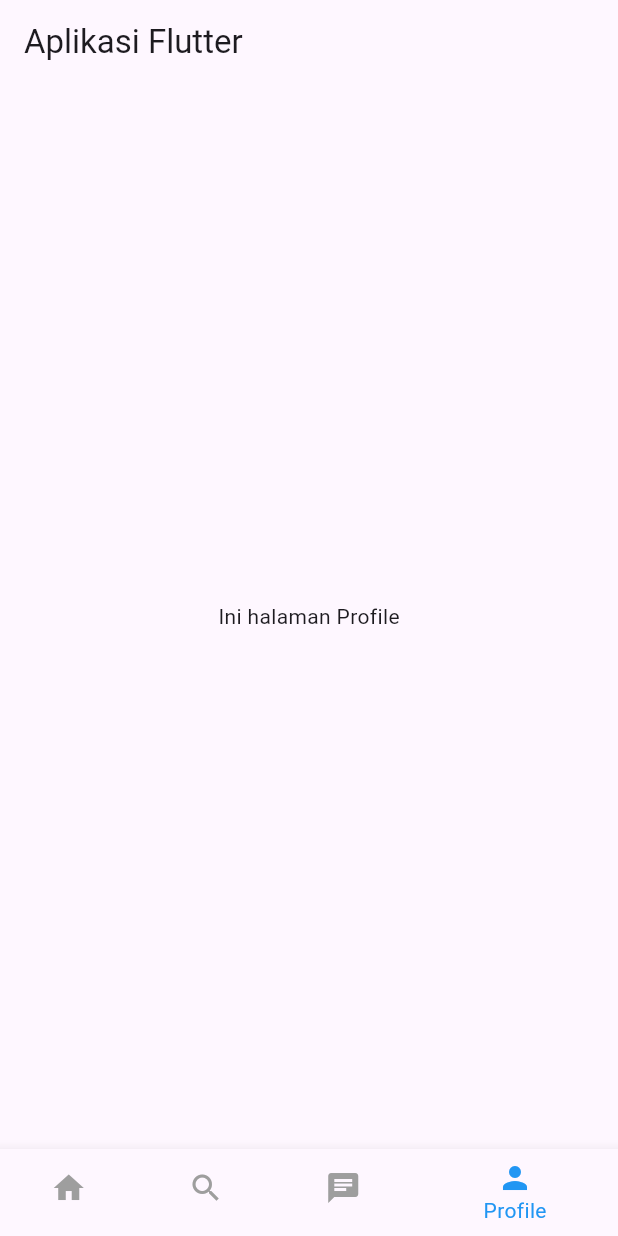
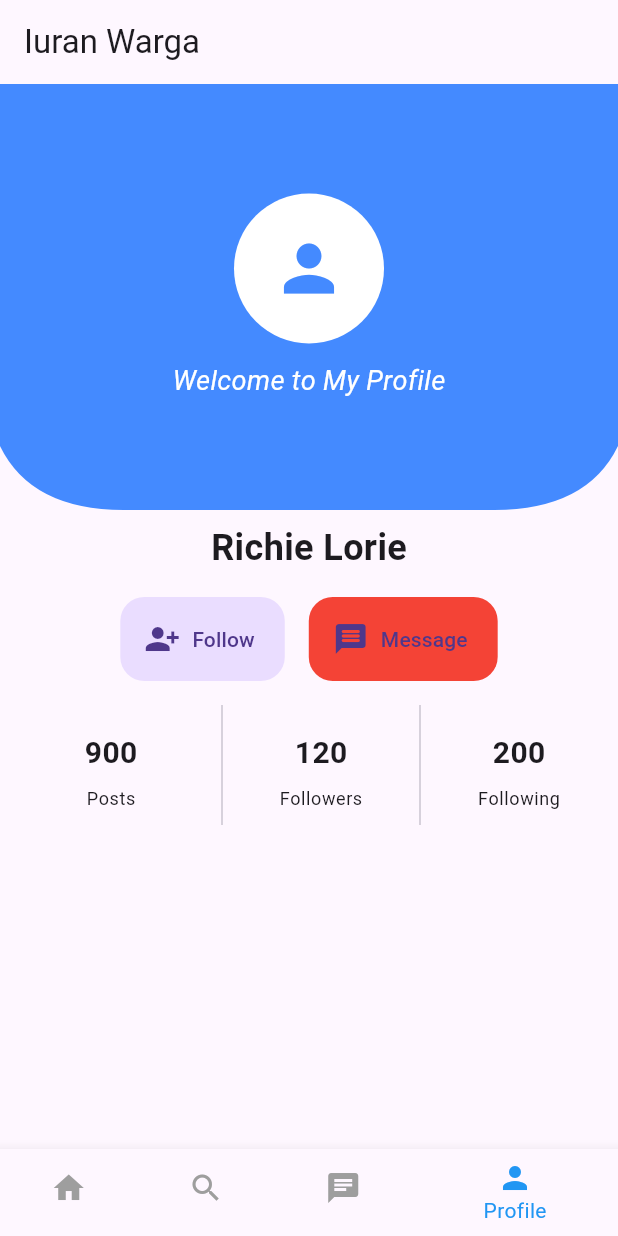
Before and after one commit to kristina99347/project_1, a Flutter app: the HomePage screen opened directly, item 4 of the bottom bar chosen, on a phone screen of 412 x 824 dp. Run offline on Flutter 3.47's test engine with Material 3 defaults, Android fonts, the phone set to English and light mode, and no system bars.

```diff
--- a/flutter_application_1/analysis_options.yaml
+++ /dev/null
@@ -1 +0,0 @@
-include: package:flutter_lints/flutter.yaml
--- a/flutter_application_1/lib/main.dart
+++ /dev/null
@@ -1,20 +0,0 @@
-import 'package:flutter/material.dart';
-
-void main() {
-  runApp(const MainApp());
-}
-
-class MainApp extends StatelessWidget {
-  const MainApp({super.key});
-
-  @override
-  Widget build(BuildContext context) {
-    return const MaterialApp(
-      home: Scaffold(
-        body: Center(
-          child: Text('Hello World!'),
-        ),
-      ),
-    );
-  }
-}
--- a/lib/screens/home.dart
+++ b/lib/screens/home.dart
@@ -1,4 +1,6 @@
 import 'package:flutter/material.dart';
+import 'package:project_1/screens/profile.dart';
+// pastikan kamu punya file ini
 
 class HomePage extends StatefulWidget {
   const HomePage({super.key});
@@ -10,13 +12,15 @@ class HomePage extends StatefulWidget {
 class _HomePageState extends State<HomePage> {
   int _selectedIndex = 0;
 
+  // Daftar halaman yang akan ditampilkan saat navigasi dipilih
   final List<Widget> _pages = const [
     Center(child: Text('Ini halaman Home')),
     Center(child: Text('Ini halaman Search')),
     Center(child: Text('Ini halaman Chat')),
-    Center(child: Text('Ini halaman Profile')),
+    ProfilePage(), // Gunakan halaman profil yang kamu buat
   ];
 
+  // Fungsi untuk mengubah tab aktif
   void _onItemTapped(int index) {
     setState(() {
       _selectedIndex = index;
@@ -27,9 +31,9 @@ class _HomePageState extends State<HomePage> {
   Widget build(BuildContext context) {
     return Scaffold(
       appBar: AppBar(
-        title: const Text("Aplikasi Flutter"),
+        title: const Text("Iuran Warga"),
       ),
-      body: _pages[_selectedIndex],
+      body: _pages[_selectedIndex], // Tampilkan halaman sesuai tab
       bottomNavigationBar: BottomNavigationBar(
         currentIndex: _selectedIndex,
         selectedItemColor: Colors.blue,
--- /dev/null
+++ b/lib/screens/profile.dart
@@ -0,0 +1,202 @@
+import 'package:flutter/material.dart';
+
+void main() {
+  runApp(const MaterialApp(
+    debugShowCheckedModeBanner: false,
+    home: ProfilePage(),
+  ));
+}
+
+// ======== HALAMAN UTAMA =========
+class ProfilePage extends StatelessWidget {
+  const ProfilePage({super.key});
+
+  @override
+  Widget build(BuildContext context) {
+    return Scaffold(
+      body: Column(
+        children: [
+          const Expanded(flex: 2, child: _TopPortion()),
+          Expanded(
+            flex: 3,
+            child: Padding(
+              padding: const EdgeInsets.all(8.0),
+              child: Column(
+                children: [
+                  const Text(
+                    "Richie Lorie",
+                    style: TextStyle(
+                      fontWeight: FontWeight.bold,
+                      fontSize: 24,
+                    ),
+                  ),
+                  const SizedBox(height: 16),
+                  Row(
+                    mainAxisAlignment: MainAxisAlignment.center,
+                    children: [
+                      FloatingActionButton.extended(
+                        onPressed: () {},
+                        heroTag: 'follow',
+                        elevation: 0,
+                        label: const Text("Follow"),
+                        icon: const Icon(Icons.person_add_alt_1),
+                      ),
+                      const SizedBox(width: 16),
+                      FloatingActionButton.extended(
+                        onPressed: () {},
+                        heroTag: 'message',
+                        elevation: 0,
+                        backgroundColor: Colors.red,
+                        label: const Text("Message"),
+                        icon: const Icon(Icons.message_rounded),
+                      ),
+                    ],
+                  ),
+                  const SizedBox(height: 16),
+                  const _ProfileInfoRow(),
+                ],
+              ),
+            ),
+          ),
+        ],
+      ),
+    );
+  }
+}
+
+// ======== BAGIAN ATAS PROFIL DENGAN LENGKUNGAN KIRI-KANAN =========
+class _TopPortion extends StatelessWidget {
+  const _TopPortion();
+
+  @override
+  Widget build(BuildContext context) {
+    return ClipPath(
+      clipper: UCurveClipper(),
+      child: Container(
+        height: 200,
+        width: double.infinity,
+        color: Colors.blueAccent,
+        child: const Column(
+          mainAxisAlignment: MainAxisAlignment.center,
+          children: [
+            CircleAvatar(
+              radius: 50,
+              backgroundColor: Colors.white,
+              child: Icon(
+                Icons.person,
+                size: 50,
+                color: Colors.blueAccent,
+              ),
+            ),
+            SizedBox(height: 12),
+            Text(
+              "Welcome to My Profile",
+              style: TextStyle(
+                color: Colors.white,
+                fontSize: 18,
+                fontStyle: FontStyle.italic,
+              ),
+            ),
+          ],
+        ),
+      ),
+    );
+  }
+}
+
+// ======== CLIPPER UNTUK LENGKUNGAN KIRI-KANAN SAJA =========
+class UCurveClipper extends CustomClipper<Path> {
+  @override
+  Path getClip(Size size) {
+    final path = Path();
+
+    // Mulai dari kiri atas
+    path.lineTo(0, size.height * 0.85);
+
+    // Lengkungan sisi kiri ke arah tengah
+    path.quadraticBezierTo(
+      size.width * 0.05, size.height,
+      size.width * 0.2, size.height,
+    );
+
+    // Garis lurus ke sisi kanan (sebagian besar datar)
+    path.lineTo(size.width * 0.8, size.height);
+
+    // Lengkungan sisi kanan ke atas
+    path.quadraticBezierTo(
+      size.width * 0.95, size.height,
+      size.width, size.height * 0.85,
+    );
+
+    // Tutup ke kanan atas
+    path.lineTo(size.width, 0);
+    path.close();
+
+    return path;
+  }
+
+  @override
+  bool shouldReclip(CustomClipper<Path> oldClipper) => false;
+}
+
+// ======== ROW INFORMASI (Post / Followers / Following) =========
+class _ProfileInfoRow extends StatelessWidget {
+  const _ProfileInfoRow();
+
+  final List<ProfileInfoItem> items = const [
+    ProfileInfoItem("Posts", 900),
+    ProfileInfoItem("Followers", 120),
+    ProfileInfoItem("Following", 200),
+  ];
+
+  @override
+  Widget build(BuildContext context) {
+    return Container(
+      height: 80,
+      constraints: const BoxConstraints(maxWidth: 400),
+      child: Row(
+        mainAxisAlignment: MainAxisAlignment.spaceEvenly,
+        children: items.map((item) {
+          return Expanded(
+            child: Row(
+              children: [
+                if (items.indexOf(item) != 0) const VerticalDivider(),
+                Expanded(child: _singleItem(context, item)),
+              ],
+            ),
+          );
+        }).toList(),
+      ),
+    );
+  }
+
+  Widget _singleItem(BuildContext context, ProfileInfoItem item) {
+    return Column(
+      mainAxisAlignment: MainAxisAlignment.center,
+      children: [
+        Padding(
+          padding: const EdgeInsets.all(8.0),
+          child: Text(
+            item.value.toString(),
+            style: const TextStyle(
+              fontWeight: FontWeight.bold,
+              fontSize: 20,
+            ),
+          ),
+        ),
+        Text(
+          item.title,
+          style: Theme.of(context).textTheme.bodySmall,
+        ),
+      ],
+    );
+  }
+}
+
+// ======== MODEL DATA INFORMASI =========
+class ProfileInfoItem {
+  final String title;
+  final int value;
+
+  const ProfileInfoItem(this.title, this.value);
+}
```
Also changed, not shown: flutter_application_1/pubspec.yaml (deleted, +0 -19 lines), flutter_application_1/pubspec.lock (deleted), 123 other files.
